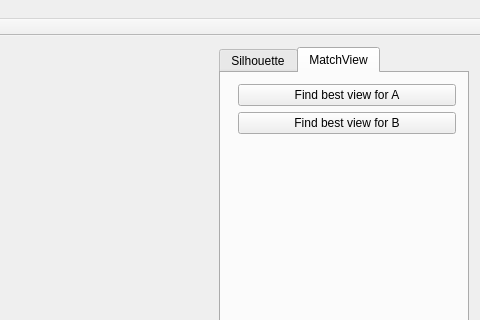
Before: the Qt Designer form SilMat/SilMat/silmat.ui in BigkoalaZhu/SilMat, drawn with Qt 5; both pictures show x 628 to 1108 and y 0 to 320 of the 1108 by 843 pixel window.
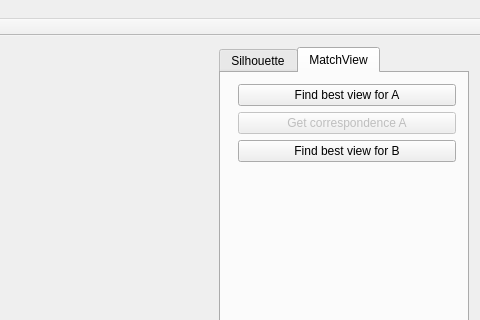
After: the same form once the commit is applied. Custom widgets are drawn as their Qt base class.

Diff of the .ui file:
```diff
--- a/SilMat/SilMat/silmat.ui
+++ b/SilMat/SilMat/silmat.ui
@@ -152,13 +152,23 @@
             </property>
            </widget>
           </item>
-          <item row="1" column="1">
+          <item row="2" column="1">
            <widget class="QPushButton" name="findbestview_2">
             <property name="text">
              <string>Find best view for B</string>
             </property>
            </widget>
           </item>
+          <item row="1" column="1">
+           <widget class="QPushButton" name="GetCorres">
+            <property name="enabled">
+             <bool>false</bool>
+            </property>
+            <property name="text">
+             <string>Get correspondence A</string>
+            </property>
+           </widget>
+          </item>
          </layout>
         </item>
        </layout>
```
Left out of the diff: 19 changed lines with no effect on the pictures.
